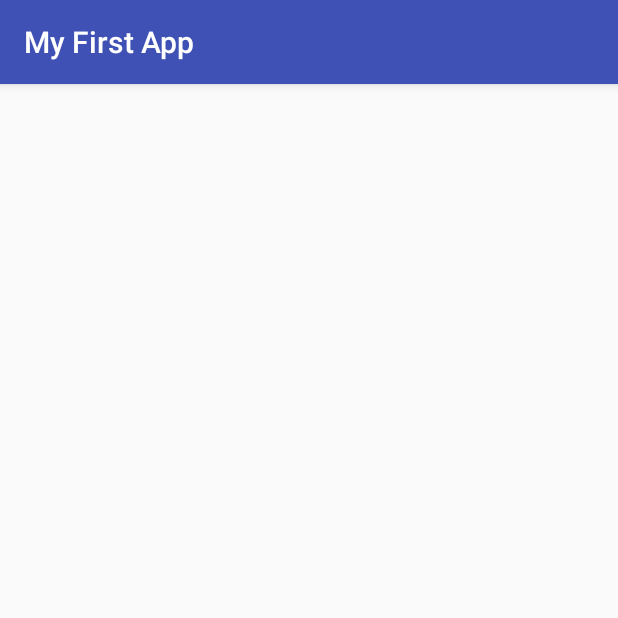
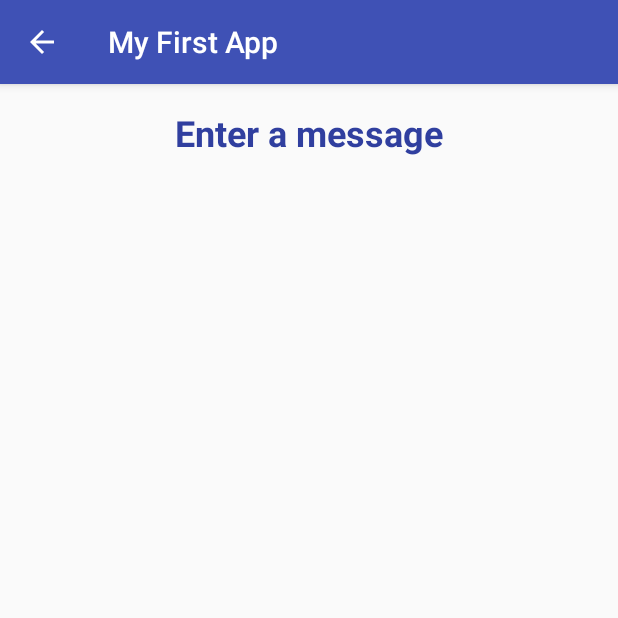
Before and after one commit to chouvinc/scheduler, an Android app: the screen it shows after launch (DisplayMessageActivity), after a tap on "SEND", on a phone screen of 412 x 824 dp, the top half of it. Run offline under Robolectric (Android 15) with nearby library versions, the phone set to English and light mode, and no system bars.

Commit message:
Building Your First App

```diff
--- a/app/src/main/AndroidManifest.xml
+++ b/app/src/main/AndroidManifest.xml
@@ -16,7 +16,12 @@
                 <category android:name="android.intent.category.LAUNCHER" />
             </intent-filter>
         </activity>
-        <activity android:name=".DisplayMessageActivity"></activity>
+        <activity android:name=".DisplayMessageActivity"
+                    android:parentActivityName=".MainActivity">
+            <meta-data
+                android:name="android.support.PARENT_Activity"
+                android:value=".MainActivity"/>
+        </activity>
     </application>
 
 </manifest>
--- a/app/src/main/java/com/example/chouvinc/myfirstapp/DisplayMessageActivity.java
+++ b/app/src/main/java/com/example/chouvinc/myfirstapp/DisplayMessageActivity.java
@@ -1,7 +1,9 @@
 package com.example.chouvinc.myfirstapp;
 
+import android.content.Intent;
 import android.support.v7.app.AppCompatActivity;
 import android.os.Bundle;
+import android.widget.TextView;
 
 public class DisplayMessageActivity extends AppCompatActivity {
 
@@ -9,5 +11,15 @@ public class DisplayMessageActivity extends AppCompatActivity {
     protected void onCreate(Bundle savedInstanceState) {
         super.onCreate(savedInstanceState);
         setContentView(R.layout.activity_display_message);
+
+        // get the intent of the current activity instance
+        Intent intent = getIntent();
+        String message = intent.getStringExtra(MainActivity.EXTRA_MESSAGE);
+
+        // get the textView with id textView and set the message
+        TextView textView = findViewById(R.id.textView);
+        textView.setText(message);
     }
+
+
 }
--- a/app/src/main/java/com/example/chouvinc/myfirstapp/MainActivity.java
+++ b/app/src/main/java/com/example/chouvinc/myfirstapp/MainActivity.java
@@ -18,7 +18,7 @@ public class MainActivity extends AppCompatActivity {
 
     public void sendMessage(View view) {
         Intent intent = new Intent(this, DisplayMessageActivity.class);
-        EditText editText = (EditText) findViewById(R.id.editText);
+        EditText editText = findViewById(R.id.editText);
         String message = editText.getText().toString();
         intent.putExtra(EXTRA_MESSAGE, message);
         startActivity(intent);
--- a/app/src/main/res/layout/activity_display_message.xml
+++ b/app/src/main/res/layout/activity_display_message.xml
@@ -6,4 +6,16 @@
     android:layout_height="match_parent"
     tools:context="com.example.chouvinc.myfirstapp.DisplayMessageActivity">
 
+    <TextView
+        android:id="@+id/textView"
+        android:layout_width="wrap_content"
+        android:layout_height="wrap_content"
+        android:layout_marginTop="16dp"
+        android:text="TextView"
+        android:textColor="@color/colorPrimaryDark"
+        android:textSize="24sp"
+        android:textStyle="bold"
+        app:layout_constraintLeft_toLeftOf="parent"
+        app:layout_constraintRight_toRightOf="parent"
+        app:layout_constraintTop_toTopOf="parent" />
 </android.support.constraint.ConstraintLayout>
```
